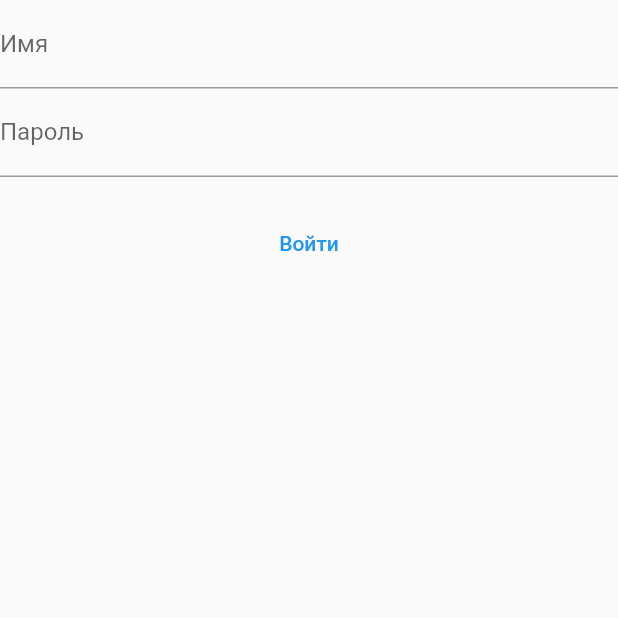
After one commit to LysenkoWork/science_art, a Flutter app: the AuthPage screen opened directly, on a phone screen of 412 x 824 dp, the top half of it. The commit adds this screen. Run offline on Flutter 3.47's test engine with Material 2 defaults, Android fonts, the phone set to English and light mode, and no system bars; drawn by our look-alikes of flutter_form_builder; our stand-ins replace bloc, equatable, file_picker, flutter_bloc, flutter_widget_from_html, form_builder_validators and 1 more.

Commit message:
Часть auth

```diff
--- /dev/null
+++ b/lib/auth/auth_event.dart
@@ -0,0 +1,24 @@
+import 'package:equatable/equatable.dart';
+
+abstract class AuthEvent extends Equatable {
+  @override
+  List<Object> get props => [];
+}
+
+class InitEvent extends AuthEvent {}
+
+class SignInRequested extends AuthEvent {
+  final String email;
+  final String password;
+
+  SignInRequested(this.email, this.password);
+}
+
+class SignUpRequested extends AuthEvent {
+  final String email;
+  final String password;
+
+  SignUpRequested(this.email, this.password);
+}
+
+class SignOutRequested extends AuthEvent {}
--- /dev/null
+++ b/lib/auth/auth_state.dart
@@ -0,0 +1,30 @@
+import 'package:equatable/equatable.dart';
+
+abstract class AuthState extends Equatable {}
+
+// When the user presses the signin or signup button the state is changed to loading first and then to Authenticated.
+class Loading extends AuthState {
+  @override
+  List<Object?> get props => [];
+}
+
+// When the user is authenticated the state is changed to Authenticated.
+class Authenticated extends AuthState {
+  @override
+  List<Object?> get props => [];
+}
+
+// This is the initial state of the bloc. When the user is not authenticated the state is changed to Unauthenticated.
+class UnAuthenticated extends AuthState {
+  @override
+  List<Object?> get props => [];
+}
+
+// If any error occurs the state is changed to AuthError.
+class AuthError extends AuthState {
+  final String error;
+
+  AuthError(this.error);
+  @override
+  List<Object?> get props => [error];
+}
--- /dev/null
+++ b/lib/auth/auth_view.dart
@@ -0,0 +1,75 @@
+import 'package:flutter/material.dart';
+import 'package:flutter_form_builder/flutter_form_builder.dart';
+import 'package:flutter_bloc/flutter_bloc.dart';
+
+import 'auth_bloc.dart';
+import 'auth_event.dart';
+import 'auth_repository.dart';
+import 'auth_state.dart';
+
+class AuthPage extends StatelessWidget {
+  final _formKey = GlobalKey<FormBuilderState>();
+
+  AuthPage({Key? key}) : super(key: key);
+
+  @override
+  Widget build(BuildContext context) {
+    return RepositoryProvider(
+        create: (context) => AuthRepository(),
+        child: BlocProvider(
+          create: (context) => AuthBloc(
+            authRepository: RepositoryProvider.of<AuthRepository>(context),
+          ),
+          child: Scaffold(
+            body: BlocListener<AuthBloc, AuthState>(
+              listener: (context, state) {
+                if (state is Authenticated) {
+                  // Navigating to the dashboard screen if the user is authenticated
+                  // TODO: implement listener}
+//                  Navigator.pushReplacement(context,
+//                      MaterialPageRoute(builder: (context) => const Dashboard()));
+                }
+                if (state is AuthError) {
+                  // Showing the error message if the user has entered invalid credentials
+                  ScaffoldMessenger.of(context)
+                      .showSnackBar(SnackBar(content: Text(state.error)));
+                }
+              },
+              child: BlocBuilder<AuthBloc, AuthState>(
+                builder: (context, state) {
+                  if (state is Loading) {
+                    // Showing the loading indicator while the user is signing in
+                    return const Center(
+                      child: CircularProgressIndicator(),
+                    );
+                  }
+                  if (state is UnAuthenticated) {
+                    return FormBuilder(
+                      key: _formKey,
+                      autovalidateMode: AutovalidateMode.always,
+                      child: Column(children: [
+                        FormBuilderTextField(
+                          name: 'name',
+                          decoration: const InputDecoration(
+                            labelText: 'Имя',
+                          ),
+                        ),
+                        FormBuilderTextField(
+                          name: 'password',
+                          decoration: const InputDecoration(
+                            labelText: 'Пароль',
+                          ),
+                        ),
+                        const SizedBox(height: 20),
+                        TextButton(onPressed: () {}, child: const Text('Войти'))
+                      ]),
+                    );
+                  }
+                  return const SizedBox();
+                },
+              ),
+            ),
+          ),
+        ));
+  }
+}
--- /dev/null
+++ b/lib/candidate.csv
@@ -0,0 +1 @@
+id,name,surname,patronymic,age_category,job,email,section,phone_number,leadership,insert_date,description,update_date,filename,filesize
--- a/lib/pages/participant_page.dart
+++ b/lib/pages/participant_page.dart
@@ -6,7 +6,7 @@ import 'package:http/http.dart';
 import '../app/theme/app_pallete.dart';
 import '../model/candidate_model.dart';
 import 'package:file_picker/file_picker.dart';
-import '../model/models.dart';
+import '/model/models.dart';
 
 class ParticipantPage extends StatefulWidget {
   const ParticipantPage({Key? key}) : super(key: key);
--- a/pubspec.yaml
+++ b/pubspec.yaml
@@ -40,6 +40,8 @@ dependencies:
   file_picker: ^5.2.7
   flutter_form_builder: ^7.8.0
   form_builder_validators: ^8.5.0
+  equatable: ^2.0.5
+  flutter_bloc: ^8.1.2
 
 dev_dependencies:
   flutter_test:
```
Also changed, not shown: lib/auth/auth_bloc.dart (added, +41 -0 lines), lib/auth/auth_repository.dart (added, +26 -0 lines), pubspec.lock.
